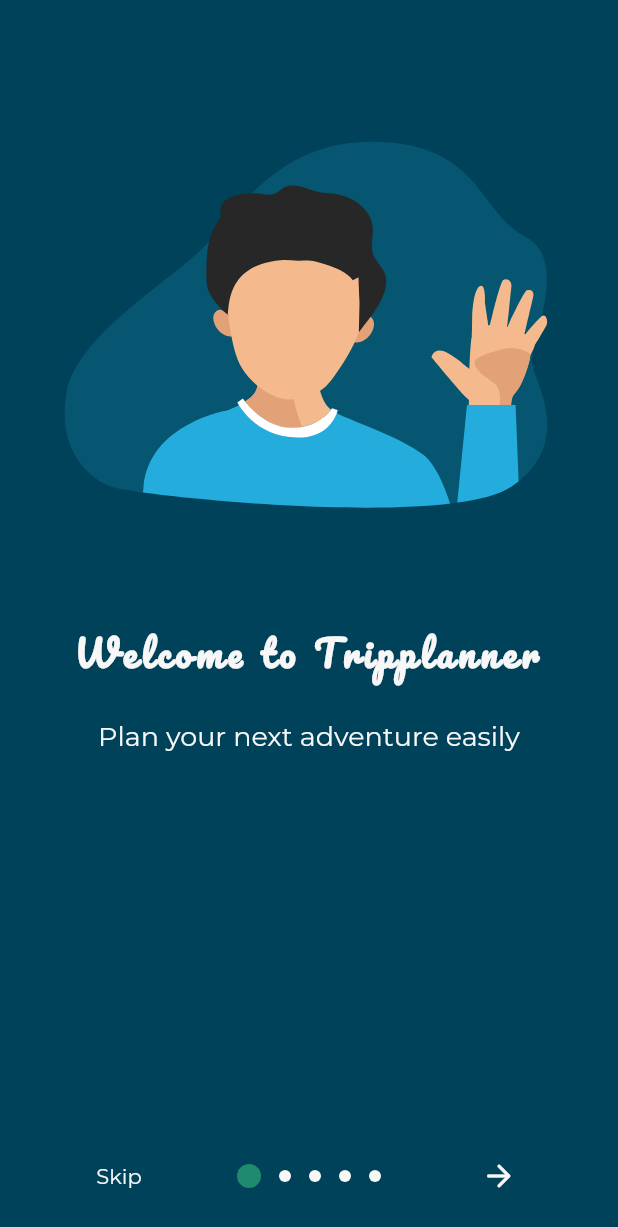
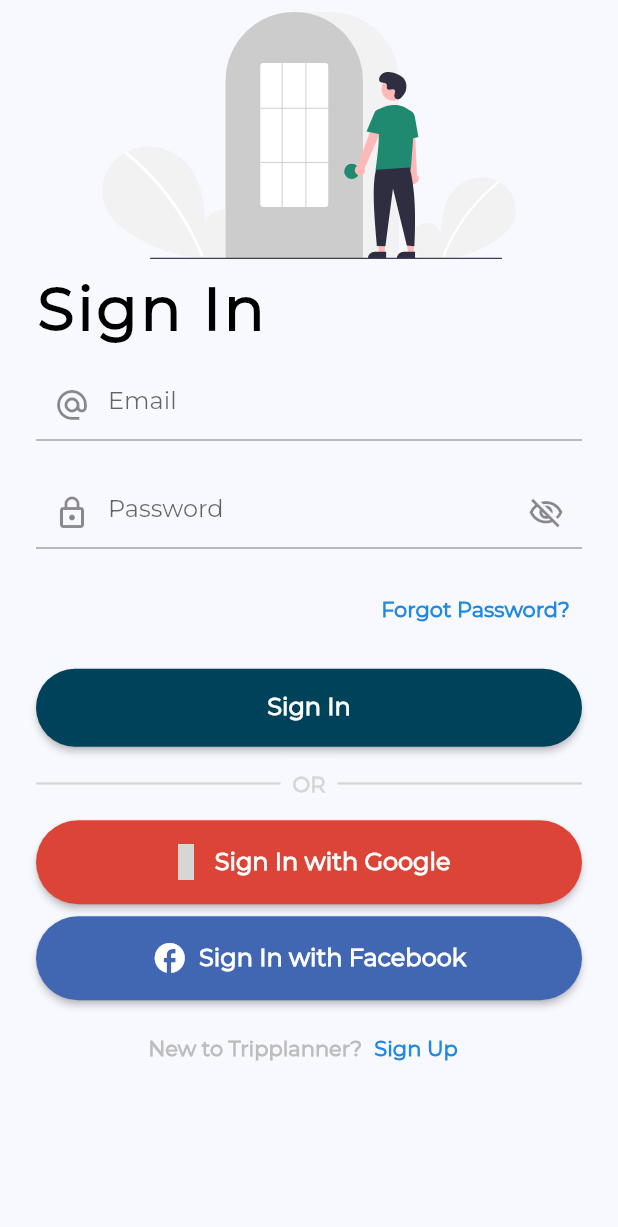
Before and after one commit to HashirRajah/tripplanner, a Flutter app: the screen it shows after launch, on a phone screen of 412 x 824 dp. Shown: the top 1227 px of the screen. Run offline on Flutter 3.47's test engine with Material 2 defaults, Android fonts, the phone set to English and light mode, and no system bars; drawn by our look-alikes of introduction_screen; our stand-ins replace flutter_svg, lottie, material_design_icons_flutter; grey boxes are pictures that could not be loaded.

Commit message:
Login UI done

```diff
--- a/lib/main.dart
+++ b/lib/main.dart
@@ -4,7 +4,7 @@ import 'root.dart';
 
 void main() {
   // make status bar transparent
-  changeStatusBarColorToTransparent();
+  //changeStatusBarColorToTransparent();
   // run application
   runApp(const MyApp());
 }
--- a/lib/root.dart
+++ b/lib/root.dart
@@ -1,4 +1,5 @@
 import 'package:flutter/material.dart';
+import 'package:tripplanner/screens/login_screen/login_screen.dart';
 import 'utils/helper_functions.dart';
 import 'shared/constants/theme_constants.dart';
 import 'screens/onboarding_screens/onboarding_screen.dart';
@@ -14,7 +15,7 @@ class MyApp extends StatelessWidget {
       title: title,
       debugShowCheckedModeBanner: false,
       theme: lightTheme,
-      home: OnboardingScreen(),
+      home: const LoginScreen(), //OnboardingScreen(),
     );
   }
 }
--- /dev/null
+++ b/lib/screens/login_screen/login_form.dart
@@ -0,0 +1,105 @@
+import 'package:flutter/material.dart';
+import 'package:tripplanner/screens/sign_up_screen/sign_up_screen.dart';
+import 'package:tripplanner/shared/constants/theme_constants.dart';
+import 'package:tripplanner/shared/widgets/elevated_buttons_wrapper.dart';
+import 'package:tripplanner/shared/widgets/link_button.dart';
+import 'package:tripplanner/shared/widgets/or_divider.dart';
+import 'package:tripplanner/shared/widgets/question_action.dart';
+import 'package:tripplanner/shared/widgets/show_password.dart';
+import 'package:tripplanner/utils/helper_functions.dart';
+import 'package:material_design_icons_flutter/material_design_icons_flutter.dart';
+
+class LoginForm extends StatefulWidget {
+  const LoginForm({super.key});
+
+  void navigateToSignUpScreen(BuildContext context) {
+    Navigator.pushReplacement(
+        context, MaterialPageRoute(builder: (builder) => const SignUpScreen()));
+  }
+
+  @override
+  State<LoginForm> createState() => _LoginFormState();
+}
+
+class _LoginFormState extends State<LoginForm> {
+  //
+  String email = '';
+  String password = '';
+  bool showPassword = false;
+  //
+  void _togglePasswordVisibility(bool visibility) {
+    setState(() {
+      showPassword = !visibility;
+    });
+  }
+
+  //
+  @override
+  Widget build(BuildContext context) {
+    return Form(
+      child: Column(
+        children: <Widget>[
+          TextFormField(
+            initialValue: email,
+            onChanged: (value) => setState(() => email = value),
+            decoration: const InputDecoration(
+              prefixIcon: Icon(Icons.alternate_email_outlined),
+              hintText: 'Email',
+            ),
+            keyboardType: TextInputType.emailAddress,
+          ),
+          addVerticalSpace(spacing_24),
+          TextFormField(
+            initialValue: password,
+            onChanged: (value) => setState(() => password = value),
+            decoration: InputDecoration(
+              prefixIcon: const Icon(Icons.lock_outline),
+              suffixIcon: TogglePasswordVisibilityIconButton(
+                visible: showPassword,
+                toggleVisibility: _togglePasswordVisibility,
+              ),
+              hintText: 'Password',
+            ),
+            obscureText: !showPassword,
+          ),
+          addVerticalSpace(spacing_16),
+          const ForgotPasswordButton(text: 'Forgot Password?'),
+          addVerticalSpace(spacing_8),
+          addVerticalSpace(spacing_8),
+          ElevatedButtonWrapper(
+            childWidget: ElevatedButton(
+              onPressed: () {},
+              child: const Text('Sign In'),
+            ),
+          ),
+          addVerticalSpace(spacing_8),
+          OrDivider(),
+          addVerticalSpace(spacing_8),
+          ElevatedButtonWrapper(
+            childWidget: ElevatedButton.icon(
+              onPressed: () {},
+              icon: const Icon(MdiIcons.google),
+              label: const Text('Sign In with Google'),
+              style: googleButtonStyle,
+            ),
+          ),
+          addVerticalSpace(spacing_8),
+          ElevatedButtonWrapper(
+            childWidget: ElevatedButton.icon(
+              onPressed: () {},
+              icon: const Icon(Icons.facebook),
+              label: const Text('Sign In with Facebook'),
+              style: facebookButtonStyle,
+            ),
+          ),
+          addVerticalSpace(spacing_8),
+          QuestionAction(
+            question: 'New to Tripplanner?',
+            action: 'Sign Up',
+            actionNavigation: widget.navigateToSignUpScreen,
+          ),
+        ],
+      ),
+    );
+  }
+}
--- a/lib/screens/login_screen/login_screen.dart
+++ b/lib/screens/login_screen/login_screen.dart
@@ -1,17 +1,58 @@
 import 'package:flutter/material.dart';
+import 'package:flutter_svg/flutter_svg.dart';
+import 'package:tripplanner/screens/login_screen/login_form.dart';
+import 'package:tripplanner/shared/constants/theme_constants.dart';
+import 'package:tripplanner/utils/helper_functions.dart';
 
-class LoginScreen extends StatefulWidget {
+class LoginScreen extends StatelessWidget {
+  //
+  final String svgFilePath = 'assets/svgs/login.svg';
+  final String screenTitle = 'Sign In';
+  //
   const LoginScreen({super.key});
 
-  @override
-  State<LoginScreen> createState() => _LoginScreenState();
-}
-
-class _LoginScreenState extends State<LoginScreen> {
+  //
   @override
   Widget build(BuildContext context) {
-    return const Scaffold(
-      body: Center(child: Text('Login Screen')),
+    //
+    double screenHeight = getScreenHeight(context);
+    Orientation screenOrientation = getScreenOrientation(context);
+    //
+    return GestureDetector(
+      onTap: () => dismissKeyboard(context),
+      child: Scaffold(
+        body: SafeArea(
+          child: SingleChildScrollView(
+            physics: const BouncingScrollPhysics(),
+            child: Padding(
+              padding: const EdgeInsets.symmetric(
+                  horizontal: spacing_24, vertical: spacing_8),
+              child: Center(
+                child: Column(
+                  crossAxisAlignment: screenOrientation == Orientation.portrait
+                      ? CrossAxisAlignment.start
+                      : CrossAxisAlignment.center,
+                  children: <Widget>[
+                    Center(
+                      child: SvgPicture.asset(
+                        svgFilePath,
+                        height: getXPercentScreenHeight(20, screenHeight),
+                      ),
+                    ),
+                    addVerticalSpace(spacing_8),
+                    Text(
+                      screenTitle,
+                      style: Theme.of(context).textTheme.headlineLarge,
+                    ),
+                    addVerticalSpace(spacing_16),
+                    const LoginForm(),
+                  ],
+                ),
+              ),
+            ),
+          ),
+        ),
+      ),
     );
   }
 }
--- a/lib/screens/onboarding_screens/get_started_footer.dart
+++ b/lib/screens/onboarding_screens/get_started_footer.dart
@@ -11,12 +11,16 @@ class GetStartedFooter extends StatelessWidget {
     return Padding(
       padding: const EdgeInsets.only(
           left: spacing_16, top: spacing_16, right: spacing_16),
-      child: ListView(
-        children: <Widget>[
-          const FooterButton(text: 'Sign Up'),
-          addVerticalSpace(spacing_16),
-          const FooterButton(text: 'Login'),
-        ],
+      child: SingleChildScrollView(
+        physics: const BouncingScrollPhysics(),
+        child: Column(
+          mainAxisAlignment: MainAxisAlignment.center,
+          children: <Widget>[
+            const FooterButton(text: 'Sign Up'),
+            addVerticalSpace(spacing_16),
+            const FooterButton(text: 'Sign In'),
+          ],
+        ),
       ),
     );
   }
--- a/lib/screens/onboarding_screens/page_view_models.dart
+++ b/lib/screens/onboarding_screens/page_view_models.dart
@@ -74,7 +74,7 @@ PageViewModel getStarted() {
   return PageViewModel(
     title: 'Get Started',
     body:
-        'To start using Tripplanner, Sign Up to create an account or Login if you already have one',
+        'To start using Tripplanner, Sign Up to create an account or Sign In if you already have one',
     image: Lottie.asset(helloAnimationFilePath),
     decoration: pageDecoration,
     footer: const GetStartedFooter(),
--- a/lib/shared/constants/theme_constants.dart
+++ b/lib/shared/constants/theme_constants.dart
@@ -14,7 +14,24 @@ const double spacing_64 = 64.0;
 // colors
 final Color green_10 = colorFromHexCode('#00425A');
 final Color green_30 = colorFromHexCode('#1F8A70');
-final Color white_60 = colorFromHexCode('#F7F7F7');
+final Color white_60 = colorFromHexCode('#f8f8ff');
+
+// provider colors
+final Color facebookBlue = colorFromHexCode('#4267B2');
+final Color googleRed = colorFromHexCode('#DB4437');
+
+// text styles
+const TextStyle title = TextStyle(
+  fontWeight: FontWeight.bold,
+  color: Colors.black,
+  letterSpacing: 2.0,
+);
+
+// question-action text styles
+final TextStyle questionActionTextStyle = TextStyle(
+  fontWeight: FontWeight.bold,
+  color: Colors.grey[400],
+);
 
 // onboarding text styles
 final TextStyle onboardingTitleTextStyle = TextStyle(
@@ -27,13 +44,13 @@ final TextStyle onboardingTitleTextStyle = TextStyle(
 
 final TextStyle onboardingBodyTextStyle = TextStyle(
   color: white_60,
-  fontSize: 18.0,
+  fontSize: 16.0,
 );
 
-// onbaording sign up/ login text style
-const TextStyle onboardingFooterTextStyle = TextStyle(
+// text style for buttons
+const TextStyle buttonTextStyle = TextStyle(
   fontFamily: 'Montserrat',
-  fontSize: 18.0,
+  fontSize: 16.0,
   fontWeight: FontWeight.bold,
 );
 
@@ -43,32 +60,77 @@ final ButtonStyle onboardingFooterButtonStyle = ButtonStyle(
   foregroundColor: MaterialStateProperty.all<Color>(white_60),
   padding: MaterialStateProperty.all<EdgeInsetsGeometry>(
       const EdgeInsets.all(spacing_16)),
-  textStyle: MaterialStateProperty.all<TextStyle>(onboardingFooterTextStyle),
+  textStyle: MaterialStateProperty.all<TextStyle>(buttonTextStyle),
   shape: MaterialStateProperty.all<StadiumBorder>(const StadiumBorder()),
-  //minimumSize: MaterialStateProperty.all<Size>(const Size()),
+);
+
+//
+final ButtonStyle elevatedButtonStyle = ButtonStyle(
+  padding: MaterialStateProperty.all<EdgeInsetsGeometry>(
+      const EdgeInsets.all(spacing_16)),
+  textStyle: MaterialStateProperty.all<TextStyle>(buttonTextStyle),
+  shape: MaterialStateProperty.all<StadiumBorder>(const StadiumBorder()),
+);
+
+// sign in/sign up with facebook button
+final ButtonStyle facebookButtonStyle = ButtonStyle(
+  backgroundColor: MaterialStateProperty.all<Color>(facebookBlue),
+  padding: MaterialStateProperty.all<EdgeInsetsGeometry>(
+      const EdgeInsets.all(spacing_16)),
+  textStyle: MaterialStateProperty.all<TextStyle>(buttonTextStyle),
+  shape: MaterialStateProperty.all<StadiumBorder>(const StadiumBorder()),
+);
+
+// sign in/sign up with google button
+final ButtonStyle googleButtonStyle = ButtonStyle(
+  backgroundColor: MaterialStateProperty.all<Color>(googleRed),
+  padding: MaterialStateProperty.all<EdgeInsetsGeometry>(
+      const EdgeInsets.all(spacing_16)),
+  textStyle: MaterialStateProperty.all<TextStyle>(buttonTextStyle),
+  shape: MaterialStateProperty.all<StadiumBorder>(const StadiumBorder()),
 );
 
 // Floating action button theme
-final FloatingActionButtonThemeData floatingActionButtonLightThemeData =
-    FloatingActionButtonThemeData(
-  backgroundColor: green_10,
-  foregroundColor: white_60,
+// final FloatingActionButtonThemeData floatingActionButtonLightThemeData =
+//     FloatingActionButtonThemeData(
+//   backgroundColor: green_10,
+//   foregroundColor: white_60,
+// );
+
+// forgot password button style
+final ButtonStyle linkButtonStyle = ButtonStyle(
+  foregroundColor: MaterialStateProperty.all<Color?>(Colors.blue[600]),
+  textStyle: MaterialStateProperty.all<TextStyle>(const TextStyle(
+    fontWeight: FontWeight.bold,
+    fontFamily: 'Montserrat',
+  )),
+  overlayColor: MaterialStateProperty.all<Color?>(Colors.blue[50]),
 );
 
 // Elevation button theme
 final ElevatedButtonThemeData elevatedButtonLightThemeData =
     ElevatedButtonThemeData(
-  style: ButtonStyle(
-    backgroundColor: MaterialStateProperty.all<Color>(green_10),
-    foregroundColor: MaterialStateProperty.all<Color>(white_60),
-  ),
+  style: elevatedButtonStyle,
+);
+
+// light text theme
+const TextTheme lightTextTheme = TextTheme(
+  headlineLarge: title,
 );
 
 // themes
 ThemeData lightTheme = ThemeData(
+  colorScheme: ColorScheme.fromSeed(
+    seedColor: green_10,
+    brightness: Brightness.light,
+    primary: green_10,
+    secondary: green_10,
+    tertiary: green_30,
+  ),
   brightness: Brightness.light,
   fontFamily: 'Montserrat',
   fontFamilyFallback: const ['Raleway', 'Pacifico'],
   scaffoldBackgroundColor: white_60,
-  floatingActionButtonTheme: floatingActionButtonLightThemeData,
+  textTheme: lightTextTheme,
+  elevatedButtonTheme: elevatedButtonLightThemeData,
 );
--- /dev/null
+++ b/lib/shared/widgets/elevated_buttons_wrapper.dart
@@ -0,0 +1,19 @@
+import 'package:flutter/material.dart';
+import 'package:tripplanner/utils/helper_functions.dart';
+
+class ElevatedButtonWrapper extends StatelessWidget {
+  //
+  final Widget childWidget;
+  //
+  const ElevatedButtonWrapper({super.key, required this.childWidget});
+
+  @override
+  Widget build(BuildContext context) {
+    Orientation screenOrientation = getScreenOrientation(context);
+    //
+    return FractionallySizedBox(
+      widthFactor: screenOrientation == Orientation.portrait ? 1.0 : 0.75,
+      child: childWidget,
+    );
+  }
+}
--- /dev/null
+++ b/lib/shared/widgets/link_button.dart
@@ -0,0 +1,23 @@
+import 'package:flutter/material.dart';
+import 'package:tripplanner/shared/constants/theme_constants.dart';
+
+class ForgotPasswordButton extends StatelessWidget {
+  //
+  final String text;
+  //
+  const ForgotPasswordButton({super.key, required this.text});
+
+  @override
+  Widget build(BuildContext context) {
+    return Row(
+      mainAxisAlignment: MainAxisAlignment.end,
+      children: <Widget>[
+        TextButton(
+          onPressed: () {},
+          style: linkButtonStyle,
+          child: Text(text),
+        ),
+      ],
+    );
+  }
+}
--- /dev/null
+++ b/lib/shared/widgets/or_divider.dart
@@ -0,0 +1,33 @@
+import 'package:flutter/material.dart';
+import 'package:tripplanner/shared/constants/theme_constants.dart';
+
+class OrDivider extends StatelessWidget {
+  //
+  final Color color = Colors.grey[350] ?? Colors.grey;
+
+  OrDivider({super.key});
+
+  @override
+  Widget build(BuildContext context) {
+    return Stack(
+      alignment: Alignment.center,
+      children: <Widget>[
+        Divider(
+          thickness: 1.5,
+          color: color,
+        ),
+        Container(
+          padding: const EdgeInsets.all(spacing_8),
+          color: Theme.of(context).scaffoldBackgroundColor,
+          child: Text(
+            'OR',
+            style: TextStyle(
+              fontWeight: FontWeight.bold,
+              color: color,
+            ),
+          ),
+        ),
+      ],
+    );
+  }
+}
--- /dev/null
+++ b/lib/shared/widgets/question_action.dart
@@ -0,0 +1,33 @@
+import 'package:flutter/material.dart';
+import 'package:tripplanner/shared/constants/theme_constants.dart';
+
+class QuestionAction extends StatelessWidget {
+  //
+  final String question;
+  final String action;
+  final Function actionNavigation;
+  //
+  const QuestionAction(
+      {super.key,
+      required this.question,
+      required this.action,
+      required this.actionNavigation});
+
+  @override
+  Widget build(BuildContext context) {
+    return Row(
+      mainAxisAlignment: MainAxisAlignment.center,
+      children: <Widget>[
+        Text(
+          question,
+          style: questionActionTextStyle,
+        ),
+        TextButton(
+          onPressed: () => actionNavigation(context),
+          style: linkButtonStyle,
+          child: Text(action),
+        ),
+      ],
+    );
+  }
+}
--- /dev/null
+++ b/lib/shared/widgets/show_password.dart
@@ -0,0 +1,20 @@
+import 'package:flutter/material.dart';
+
+class TogglePasswordVisibilityIconButton extends StatelessWidget {
+  //
+  final bool visible;
+  final Function toggleVisibility;
+  //
+  const TogglePasswordVisibilityIconButton(
+      {super.key, required this.visible, required this.toggleVisibility});
+
+  @override
+  Widget build(BuildContext context) {
+    return IconButton(
+      onPressed: () => toggleVisibility(visible),
+      icon: Icon(
+        visible ? Icons.visibility_outlined : Icons.visibility_off_outlined,
+      ),
+    );
+  }
+}
--- a/lib/utils/helper_functions.dart
+++ b/lib/utils/helper_functions.dart
@@ -26,3 +26,28 @@ SizedBox addVerticalSpace(double space) {
 SizedBox addHorizontalSpace(double space) {
   return SizedBox(width: space);
 }
+
+// get height of screen
+double getScreenHeight(BuildContext context) {
+  return MediaQuery.of(context).size.height;
+}
+
+// get width of screen
+double getScreenWidth(BuildContext context) {
+  return MediaQuery.of(context).size.width;
+}
+
+// get x% of screen height
+double getXPercentScreenHeight(int percentage, double height) {
+  return ((percentage / 100) * height);
+}
+
+// get screen orientation
+Orientation getScreenOrientation(BuildContext context) {
+  return MediaQuery.of(context).orientation;
+}
+
+// dismiss keyboard
+void dismissKeyboard(BuildContext context) {
+  FocusScope.of(context).unfocus();
+}
--- a/pubspec.yaml
+++ b/pubspec.yaml
@@ -37,6 +37,8 @@ dependencies:
   flutter_native_splash: ^2.2.19
   introduction_screen: ^3.1.7
   lottie: ^2.3.2
+  flutter_svg: ^2.0.5
+  material_design_icons_flutter: ^6.0.7096
 
 # Splash Screen
 flutter_native_splash:
@@ -70,7 +72,7 @@ flutter:
   # To add assets to your application, add an assets section, like this:
   assets:
     - assets/lottie_files/
-  #   - images/a_dot_ham.jpeg
+    - assets/svgs/
 
   # An image asset can refer to one or more resolution-specific "variants", see
   # https://flutter.dev/assets-and-images/#resolution-aware
```
Also changed, not shown: assets/svgs/login.svg (added), pubspec.lock.
